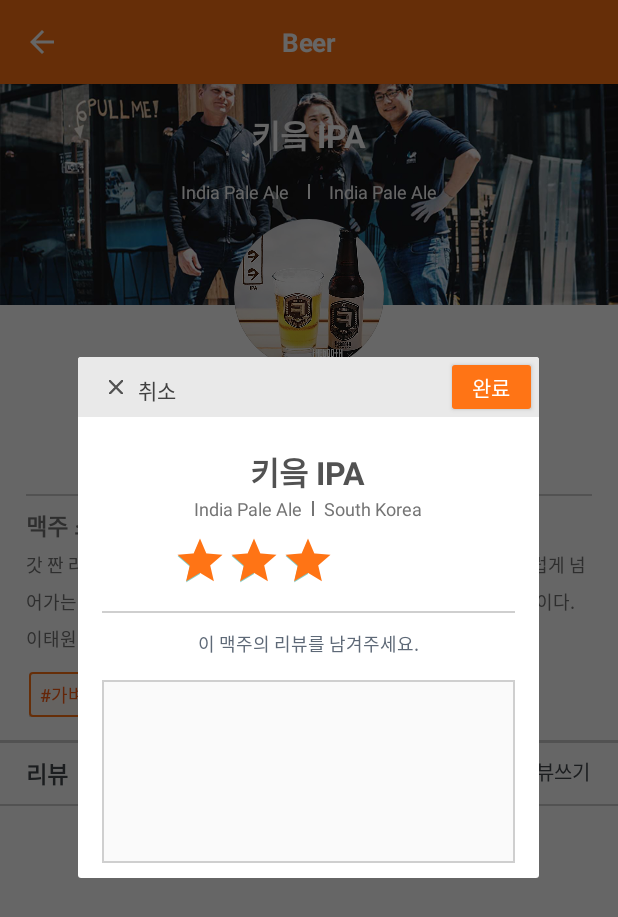
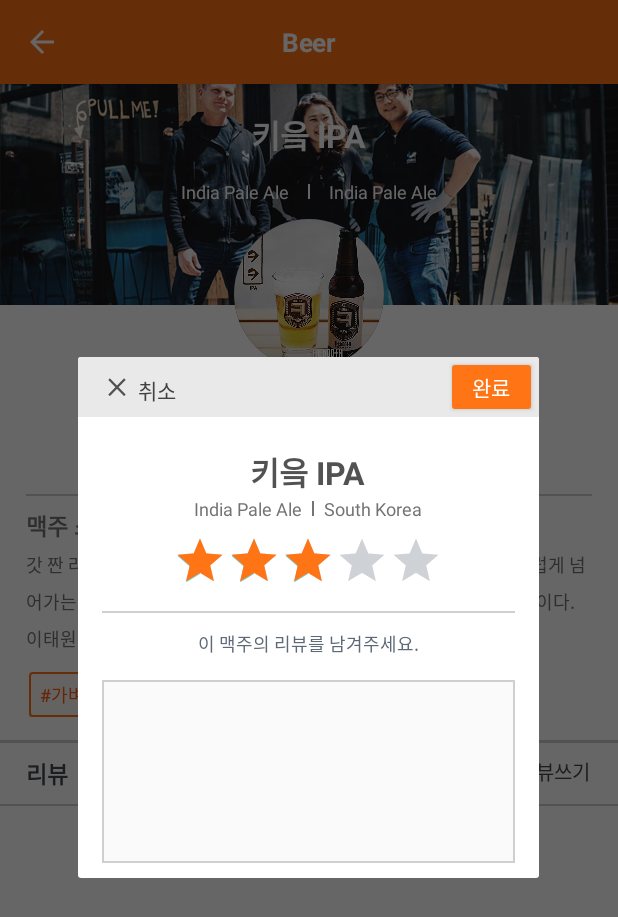
Before and after one commit to Beeering/Beering-Android, an Android app: the BeerDetailActivity screen opened directly, with no data from a screen before it, after a tap on "리뷰쓰기", on a phone screen of 412 x 824 dp. Shown: the top 917 px of the screen. Run offline under Robolectric (Android 15) with nearby library versions, the phone set to English and light mode, and no system bars.

Commit message:
Modify dialog button size

```diff
--- a/Beering/app/src/main/java/io/beering/beering/ReviewDialog.java
+++ b/Beering/app/src/main/java/io/beering/beering/ReviewDialog.java
@@ -3,9 +3,6 @@ package io.beering.beering;
 import android.app.Dialog;
 import android.content.Context;
 import android.os.Bundle;
-import android.widget.Toast;
-
-import static com.facebook.FacebookSdk.getApplicationContext;
 
 /**
  * Created by hsun on 2017. 5. 17..
--- a/Beering/app/src/main/res/layout/beer_review_dialog.xml
+++ b/Beering/app/src/main/res/layout/beer_review_dialog.xml
@@ -2,7 +2,6 @@
 <RelativeLayout xmlns:android="http://schemas.android.com/apk/res/android"
     android:layout_width="307.5dp"
     android:layout_height="347.5dp"
-    xmlns:tools="http://schemas.android.com/tools"
     android:background="#ffffff">
     <RelativeLayout
         android:layout_width="match_parent"
@@ -13,12 +12,12 @@
         android:layout_alignParentStart="true">
 
         <ImageButton
-            android:layout_width="9.5dp"
-            android:layout_height="9.5dp"
+            android:layout_width="wrap_content"
+            android:layout_height="39dp"
             android:id="@+id/cancel_button"
             android:src="@drawable/cancel"
-            android:layout_marginTop="15.2dp"
-            android:layout_marginLeft="20.8dp"
+            android:paddingLeft="20dp"
+            android:backgroundTint="#e9e9e9"
             />
 
         <TextView
@@ -98,6 +97,7 @@
         android:stepSize="1"
         android:max="5"
         android:progressTint="#ff7415"
+        android:progressBackgroundTint="#5e6977"
         style="?android:attr/ratingBarStyleIndicator"/>
 
     <View
```
